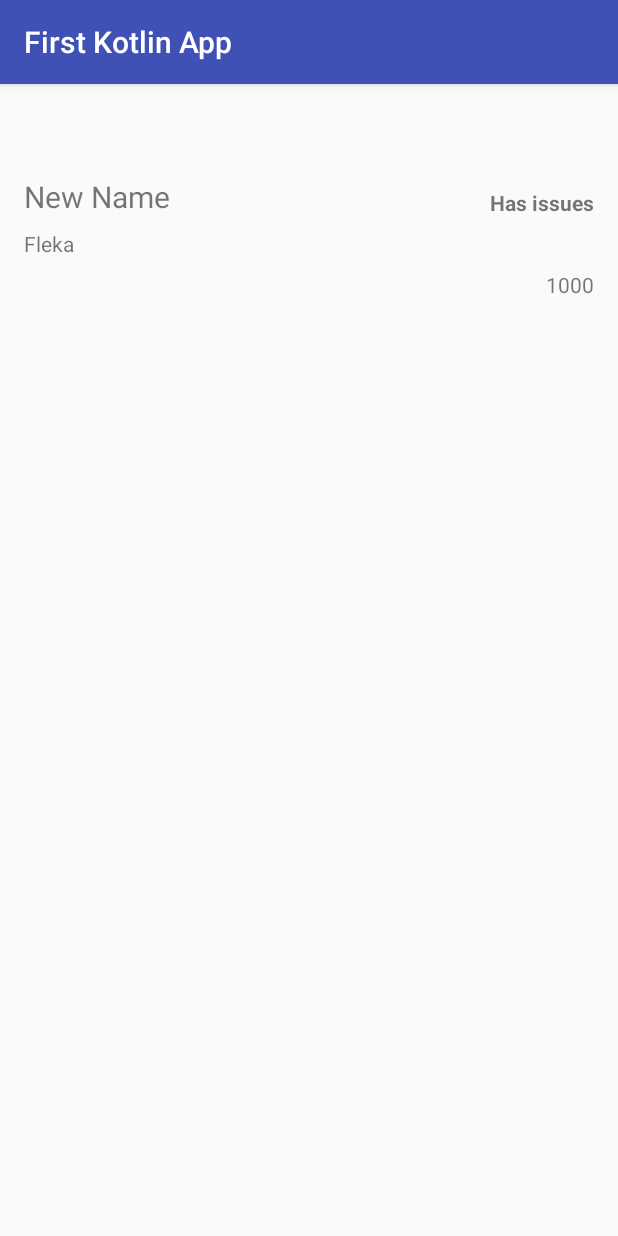
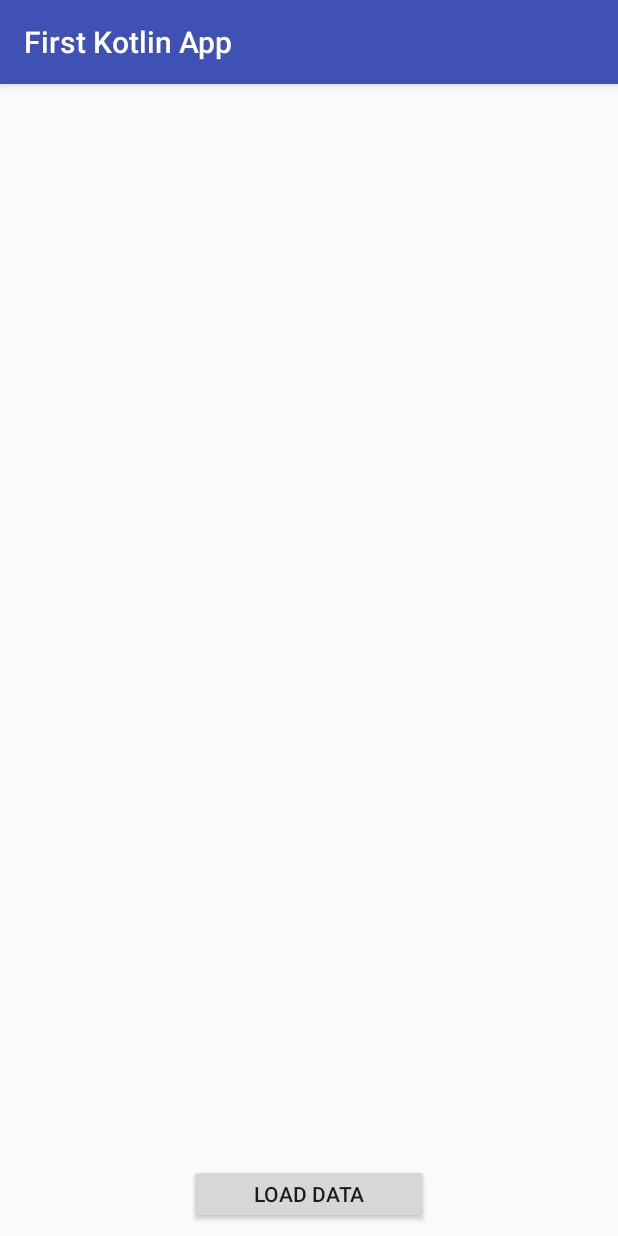
Before and after one commit to AnastasiiaDudareva/FirstKotlinApp, an Android app: the screen it shows after launch (MainActivity), on a phone screen of 412 x 824 dp. Run offline under Robolectric (Android 15) with nearby library versions, the phone set to English and light mode, and no system bars; our stand-ins replace data binding.

Commit message:
MVVM architecture, Repository pattern, Android Manager Wrapper

```diff
--- a/app/src/main/AndroidManifest.xml
+++ b/app/src/main/AndroidManifest.xml
@@ -1,6 +1,9 @@
 <?xml version="1.0" encoding="utf-8"?>
 <manifest xmlns:android="http://schemas.android.com/apk/res/android"
     package="com.ad.firstkotlinapp">
+    <uses-permission android:name="android.permission.INTERNET" />
+    <uses-permission android:name="android.permission.ACCESS_NETWORK_STATE" />
+    <uses-permission android:name="android.permission.ACCESS_WIFI_STATE" />
 
     <application
         android:allowBackup="true"
--- a/app/src/main/java/com/ad/firstkotlinapp/MainActivity.kt
+++ b/app/src/main/java/com/ad/firstkotlinapp/MainActivity.kt
@@ -1,55 +1,96 @@
 package com.ad.firstkotlinapp
 
+import android.arch.lifecycle.Observer
+import android.arch.lifecycle.ViewModelProviders
 import android.databinding.DataBindingUtil
 import android.os.Bundle
-import android.os.Handler
 import android.support.v7.app.AppCompatActivity
+import android.support.v7.widget.LinearLayoutManager
+import com.ad.firstkotlinapp.adapters.RepositoryRecyclerViewAdapter
 import com.ad.firstkotlinapp.databinding.ActivityMainBinding
 import com.ad.firstkotlinapp.model.Repository
-import com.ad.firstkotlinapp.test.Rect
-import com.ad.firstkotlinapp.test.Rect2
+import com.ad.firstkotlinapp.viewModel.MainViewModel
 
-class MainActivity : AppCompatActivity() {
+class MainActivity : AppCompatActivity(), RepositoryRecyclerViewAdapter.OnItemClickListener {
+
 
     lateinit var binding: ActivityMainBinding
+//    var mainViewModel = MainViewModel()
+
+    private val repositoryRecyclerViewAdapter = RepositoryRecyclerViewAdapter(arrayListOf(), this)
+
 
     override fun onCreate(savedInstanceState: Bundle?) {
         super.onCreate(savedInstanceState)
 
         //вместо setContentView(R.layout.activity_main)
-        binding = DataBindingUtil.setContentView(this, R.layout.activity_main)
-
-        var rect: Rect = Rect()     //объект класса Rect (java)
-        var side: Int = rect.a    //то же что и int side = square.getA(); в java
-        var rect2: Rect2 = Rect2();  //объект класса Rect2 (Kotlin)
-
+//        binding = DataBindingUtil.setContentView(this, R.layout.activity_main)
+//        var rect: Rect = Rect()     //объект класса Rect (java)
+//        var side: Int = rect.a    //то же что и int side = square.getA(); в java
+//        var rect2: Rect2 = Rect2();  //объект класса Rect2 (Kotlin)
 
         //apply позволяет вам вызывать несколько методов на одном экземпляре.
-        binding.repositoryName.text = "Article"
-        binding.apply {
-            repositoryName.text = "Medium Android Repository Article"
-            repositoryOwner.text = "Fleka"
-            numberOfStarts.text = "1000 stars"
-        }
+//        binding.repositoryName.text = "Article"
+//        binding.apply {
+//            repositoryName.text = "Medium Android Repository Article"
+//            repositoryOwner.text = "Fleka"
+//            numberOfStarts.text = "1000 stars"
+//        }
 
-
-        var repository: Repository = Repository("Habrahabr Android Repository Article",
-                "Fleka",
-                1000,
-                true)
-
-        binding.repository = repository
-        binding.executePendingBindings()
-
+//        var repository: Repository = Repository("Habrahabr Android Repository Article",
+//                "Fleka",
+//                1000,
+//                true)
+//        binding.repository = repository
+//        binding.viewModel = mainViewModel
+//        binding.executePendingBindings()
 
         //не работает
         //Handler().postDelayed({repository.repositoryName="New Name"}, 2000)
+
         //работает, но лучше использовать паттерны Property Observer (RxJava)
-        Handler().postDelayed({
-            repository.repositoryName="New Name"
-            binding.repository = repository
-            binding.executePendingBindings()},
-                2000)
+        //        Handler().postDelayed({
+        //            repository.repositoryName="New Name"
+        //            binding.repository = repository
+        //            binding.executePendingBindings()},
+        //                2000)
+
+        //работает благодаря BaseObservable
+//        Handler().postDelayed({
+//            repository.repositoryName = "New Name"
+//        }, 2000)
+
+
+
+        //без привязки к жизненному циклу активности
+//        binding = DataBindingUtil.setContentView(this, R.layout.activity_main)
+//        binding.viewModel = mainViewModel
+//        binding.executePendingBindings()
+
+        //с привязкой к жизненному циклу активности
+        // Не создаем новый экземпляр MainViewModel.
+        // Теперь мы получаем его от ViewModelProviders.
+        // ViewModelProviders - это класс, который имеет методы для получения ViewModelProvider.
+        // Если вызывать ViewModelProviders.of (this) в Activity ,
+        // то ViewModel будет жить до тех пор, пока активность будет существовать
+        // (после Activity.onDestroy вызовется VievModel.onCleared()).
+        // Следовательно, если вызвать это в Fragment, ViewModel будет жить до тех пор,
+        // пока этот фрагмент не будет разрушен.
+        binding = DataBindingUtil.setContentView(this, R.layout.activity_main)
+        //MainViewModel::class не бутет работать правильно
+        val viewModel = ViewModelProviders.of(this).get(MainViewModel::class.java)
+        binding.viewModel = viewModel
+        binding.executePendingBindings()
+
+        binding.rvRepository.layoutManager = LinearLayoutManager(this)
+//        binding.rvRepository.adapter = RepositoryRecyclerViewAdapter(viewModel.repositories, this)
+        binding.rvRepository.adapter = repositoryRecyclerViewAdapter
+        viewModel.repositories.observe(this,
+                Observer<ArrayList<Repository>> { it?.let{ repositoryRecyclerViewAdapter.replaceData(it)} })
 
     }
+
+    override fun onItemClick(position: Int) {
+        TODO("not implemented") //To change body of created functions use File | Settings | File Templates.
+    }
 }
--- /dev/null
+++ b/app/src/main/java/com/ad/firstkotlinapp/NetManagerWrapper.kt
@@ -0,0 +1,18 @@
+package com.ad.firstkotlinapp
+
+import android.content.Context
+import android.net.ConnectivityManager
+
+/**
+ * Created by anastasiia on 16.12.17.
+ */
+class NetManagerWrapper(private var applicationContext: Context) {
+    private var status: Boolean? = false
+
+    val isConnectedToInternet: Boolean?
+        get() {
+            val conManager = applicationContext.getSystemService(Context.CONNECTIVITY_SERVICE) as ConnectivityManager
+            val ni = conManager.activeNetworkInfo
+            return ni != null && ni.isConnected
+        }
+}
--- /dev/null
+++ b/app/src/main/java/com/ad/firstkotlinapp/viewModel/MainViewModel.kt
@@ -0,0 +1,64 @@
+package com.ad.firstkotlinapp.viewModel
+
+import android.app.Application
+import android.arch.lifecycle.AndroidViewModel
+import android.arch.lifecycle.MutableLiveData
+import android.databinding.ObservableField
+import com.ad.firstkotlinapp.NetManagerWrapper
+import com.ad.firstkotlinapp.model.GitRepoRepository
+import com.ad.firstkotlinapp.model.OnRepositoryReadyCallback
+import com.ad.firstkotlinapp.model.Repository
+
+/**
+ * Created by anastasiia on 16.12.17.
+ * ViewModel
+ * выполняет одну функцию - получает и обрабатывает данные
+ */
+class MainViewModel(application: Application) : AndroidViewModel(application) {
+
+    var gitRepoRepository: GitRepoRepository = GitRepoRepository(NetManagerWrapper(getApplication()))          //экземпляр класса GitRepoRepository
+    val text = ObservableField<String>()
+    val isLoading = ObservableField<Boolean>()      //boolean для хранения текущего состояния
+
+    // LiveData - еще один компонент, поддерживающий жизненный цикл.
+    // Наблюдает за жизненным циклом View.
+    // Итак, однажды, когда Activity разрушена из-за изменений конфигурации,
+    // LiveData знает об этом, поэтому она также разрушает наблюдателя от разрушенной активности.
+    var repositories = MutableLiveData<ArrayList<Repository>>()
+
+
+
+//    если нужно инициализировать поля
+//    val text = ObservableField("old data")
+//    val isLoading = ObservableField(false)
+
+    //var - переменная
+    //val - final ссылка
+    //Используйте var, когда переменная меняется и val,
+    //когда значение переменной не изменяется после первого присвоения.
+    //val похож на ключевое слово readonly в C # или ключевое слово final  в Java.
+    //val переменная должна быть инициализирована при объявлении
+
+
+//    fun refresh() {
+//        isLoading.set(true)
+//        gitRepoRepository.refreshData(object : GitRepoRepository.OnDataReadyCallback {
+//            override fun onDataReady(data: String) {
+//                isLoading.set(false)
+//                text.set(data)
+//            }
+//        })
+//    }
+
+    fun loadRepositories(){
+        isLoading.set(true)
+        gitRepoRepository.getRepositories(object : OnRepositoryReadyCallback {
+            override fun onDataReady(data: ArrayList<Repository>) {
+                isLoading.set(false)
+                repositories.value = data
+            }
+        })
+    }
+
+
+}
--- a/app/src/main/res/layout/activity_main.xml
+++ b/app/src/main/res/layout/activity_main.xml
@@ -4,10 +4,17 @@
     xmlns:tools="http://schemas.android.com/tools">
 
     <data>
+        <!--before-->
+        <!--<variable-->
+        <!--name="repository"-->
+        <!--type="com.ad.firstkotlinapp.model.Repository" />-->
+
+        <!--after MVVM-->
+        <import type="android.view.View" />
 
         <variable
-            name="repository"
-            type="com.ad.firstkotlinapp.model.Repository" />
+            name="viewModel"
+            type="com.ad.firstkotlinapp.viewModel.MainViewModel" />
     </data>
 
     <android.support.constraint.ConstraintLayout
@@ -15,69 +22,45 @@
         android:layout_height="match_parent"
         tools:context="com.ad.firstkotlinapp.MainActivity">
 
+        <ProgressBar
+            android:id="@+id/pregress"
+            android:layout_width="48dp"
+            android:layout_height="48dp"
+            android:indeterminate="true"
+            android:visibility="@{viewModel.isLoading ? View.VISIBLE : View.GONE}"
+            app:layout_constraintBottom_toTopOf="@+id/bt_refresh"
+            app:layout_constraintEnd_toEndOf="parent"
+            app:layout_constraintStart_toStartOf="parent"
+            app:layout_constraintTop_toTopOf="parent" />
 
-        <TextView
-            android:id="@+id/repository_name"
-            android:layout_width="wrap_content"
-            android:layout_height="wrap_content"
-            android:layout_marginEnd="16dp"
-            android:layout_marginStart="16dp"
-            android:text="@{repository.repositoryName}"
-            android:textSize="20sp"
-            app:layout_constraintBottom_toBottomOf="parent"
-            app:layout_constraintHorizontal_bias="0.0"
-            app:layout_constraintLeft_toLeftOf="parent"
-            app:layout_constraintRight_toRightOf="parent"
+        <android.support.v7.widget.RecyclerView
+            android:id="@+id/rv_repository"
+            android:layout_width="0dp"
+            android:layout_height="0dp"
+            android:indeterminate="true"
+            android:visibility="@{viewModel.isLoading ? View.GONE : View.VISIBLE}"
+            app:layout_constraintBottom_toTopOf="@+id/bt_refresh"
+            app:layout_constraintEnd_toEndOf="parent"
+            app:layout_constraintStart_toStartOf="parent"
             app:layout_constraintTop_toTopOf="parent"
-            app:layout_constraintVertical_bias="0.083" />
+            tools:listitem="@layout/rv_item_repository" />
 
-        <TextView
-            android:id="@+id/repository_has_issues"
-            android:layout_width="wrap_content"
-            android:layout_height="wrap_content"
-            android:layout_marginEnd="16dp"
-            android:layout_marginStart="16dp"
+        <Button
+            android:id="@+id/bt_refresh"
+            android:layout_width="160dp"
+            android:layout_height="40dp"
+            android:layout_marginBottom="8dp"
+            android:layout_marginEnd="8dp"
+            android:layout_marginStart="8dp"
             android:layout_marginTop="8dp"
-            android:text="@string/has_issues"
-            android:textStyle="bold"
-            app:layout_constraintBottom_toBottomOf="@+id/repository_name"
-            app:layout_constraintEnd_toEndOf="parent"
-            app:layout_constraintHorizontal_bias="1.0"
-            app:layout_constraintStart_toEndOf="@+id/repository_name"
-            app:layout_constraintTop_toTopOf="@+id/repository_name"
-            app:layout_constraintVertical_bias="1.0" />
-
-        <TextView
-            android:id="@+id/repository_owner"
-            android:layout_width="0dp"
-            android:layout_height="wrap_content"
-            android:layout_marginBottom="8dp"
-            android:layout_marginEnd="16dp"
-            android:layout_marginStart="16dp"
-            android:layout_marginTop="8dp"
-            android:text="@{repository.repositoryOwner}"
+            android:clickable="@{viewModel.isLoading ? false : true}"
+            android:onClickListener="@{()->viewModel.loadRepositories()}"
+            android:text="Load Data"
             app:layout_constraintBottom_toBottomOf="parent"
             app:layout_constraintEnd_toEndOf="parent"
             app:layout_constraintStart_toStartOf="parent"
-            app:layout_constraintTop_toBottomOf="@+id/repository_name"
-            app:layout_constraintVertical_bias="0.0" />
-
-        <TextView
-            android:id="@+id/number_of_starts"
-            android:layout_width="wrap_content"
-            android:layout_height="wrap_content"
-            android:layout_marginBottom="8dp"
-            android:layout_marginEnd="16dp"
-            android:layout_marginStart="16dp"
-            android:layout_marginTop="8dp"
-            android:text="@{String.valueOf(repository.numberOfStars)}"
-            app:layout_constraintBottom_toBottomOf="parent"
-            app:layout_constraintEnd_toEndOf="parent"
-            app:layout_constraintHorizontal_bias="1"
-            app:layout_constraintStart_toStartOf="parent"
-            app:layout_constraintTop_toBottomOf="@+id/repository_owner"
-            app:layout_constraintVertical_bias="0.0" />
-
+            app:layout_constraintTop_toTopOf="parent"
+            app:layout_constraintVertical_bias="1.0" />
 
     </android.support.constraint.ConstraintLayout>
 </layout>
```
Also changed, not shown: app/build.gradle (+7 -0 lines), app/src/main/java/com/ad/firstkotlinapp/adapters/RepositoryRecyclerViewAdapter.kt (added, +59 -0 lines), app/src/main/java/com/ad/firstkotlinapp/model/GitRepoLocalDataSource.kt (added, +30 -0 lines), app/src/main/java/com/ad/firstkotlinapp/model/GitRepoRemoteDataSource.kt (added, +26 -0 lines), app/src/main/java/com/ad/firstkotlinapp/model/GitRepoRepository.kt (added, +64 -0 lines), app/src/main/java/com/ad/firstkotlinapp/model/Repository.kt (+17 -3 lines), app/src/main/res/layout/rv_item_repository.xml (added, +93 -0 lines).
